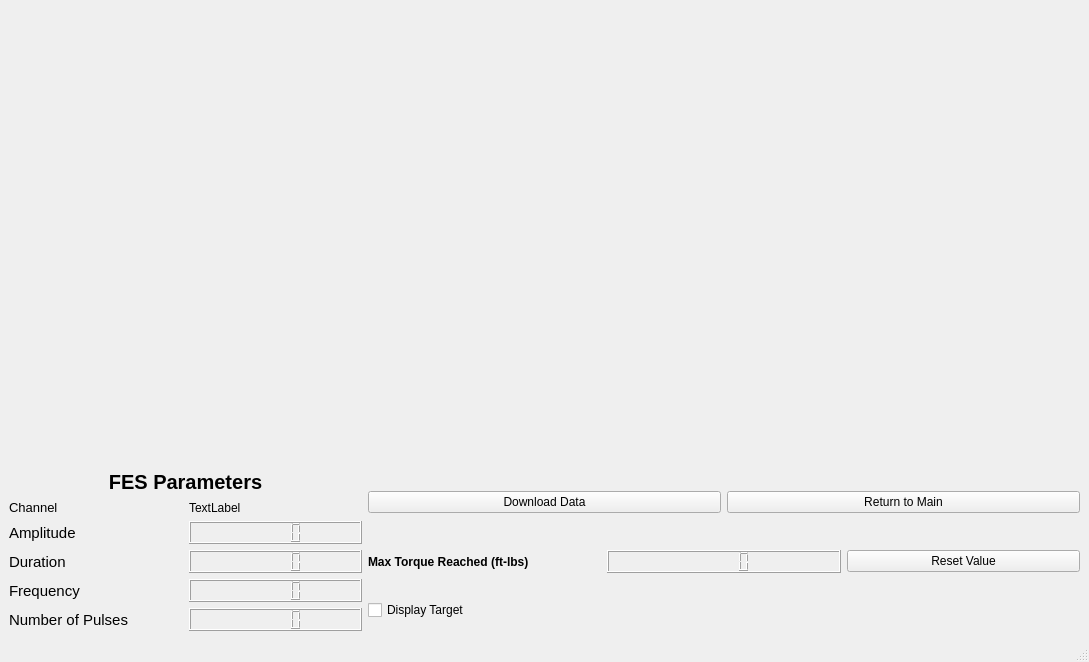
Before: the Qt Designer form resources/_CD_GUI_CDTest_Formed.ui in jontalvarez/central-drive, drawn with Qt 5.
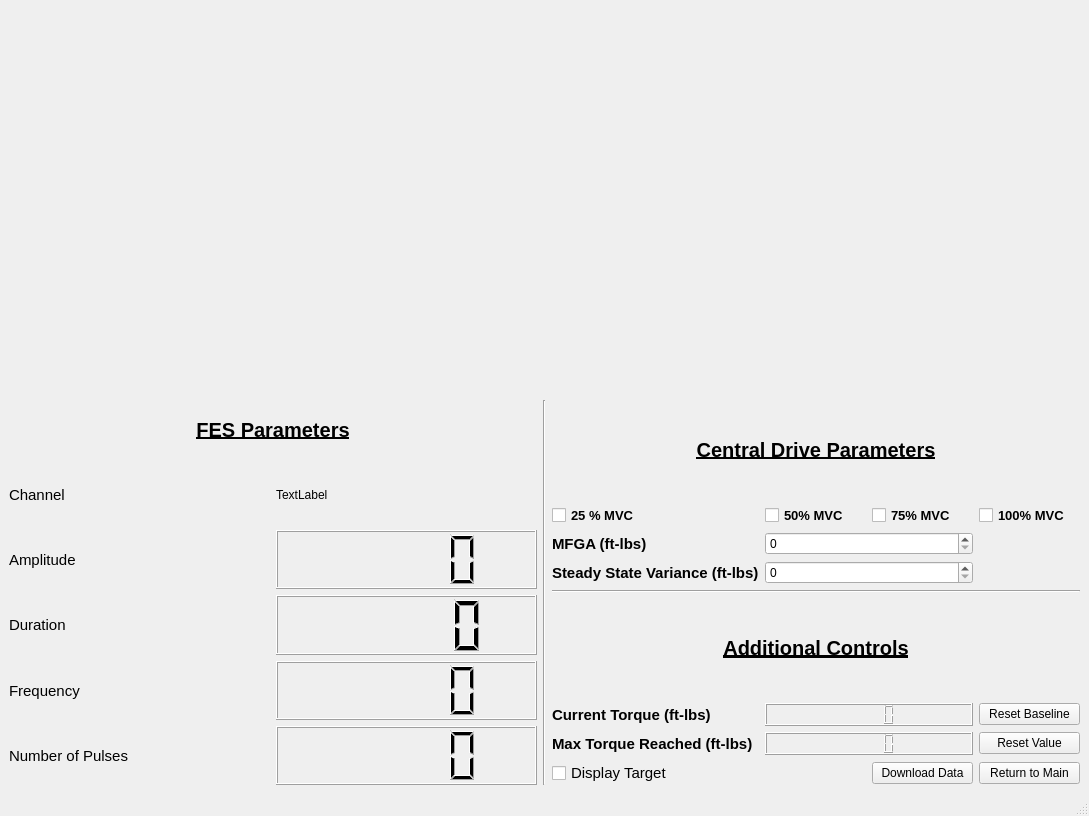
After: the same form once the commit is applied.

What changed in the file:
```diff
--- a/resources/_CD_GUI_CDTest_Formed.ui
+++ b/resources/_CD_GUI_CDTest_Formed.ui
@@ -7,45 +7,33 @@
     <x>0</x>
     <y>0</y>
     <width>1089</width>
-    <height>662</height>
+    <height>816</height>
    </rect>
   </property>
   <property name="windowTitle">
    <string>Central Drive Estimation</string>
   </property>
+  <property name="styleSheet">
+   <string notr="true">button.setStyleSheet(“background-color : yellow”)</string>
+  </property>
   <widget class="QWidget" name="centralwidget">
+   <layout class="QGridLayout" name="gridLayout_4">
+    <item row="0" column="0">
    <layout class="QGridLayout" name="gridLayout_3">
     <item row="0" column="0" colspan="3">
      <layout class="QVBoxLayout" name="verticalLayout">
       <item>
        <widget class="QWidget" name="TorquePlot" native="true">
+          <property name="styleSheet">
+           <string notr="true"/>
+          </property>
         <layout class="QHBoxLayout" name="horizontalLayout"/>
        </widget>
       </item>
      </layout>
     </item>
-    <item row="1" column="0" rowspan="3">
+      <item row="1" column="0">
      <layout class="QGridLayout" name="gridLayout">
-      <item row="0" column="0" colspan="2">
-       <widget class="QLabel" name="label_3">
-        <property name="font">
-         <font>
-          <pointsize>15</pointsize>
-          <weight>75</weight>
-          <bold>true</bold>
-         </font>
-        </property>
-        <property name="text">
-         <string>FES Parameters</string>
-        </property>
-        <property name="scaledContents">
-         <bool>false</bool>
-        </property>
-        <property name="alignment">
-         <set>Qt::AlignCenter</set>
-        </property>
-       </widget>
-      </item>
       <item row="2" column="1">
        <widget class="QLCDNumber" name="committedAmp_lbl"/>
       </item>
@@ -118,7 +106,7 @@
        <widget class="QLabel" name="label_6">
         <property name="font">
          <font>
-          <pointsize>10</pointsize>
+            <pointsize>11</pointsize>
          </font>
         </property>
         <property name="text">
@@ -126,31 +114,241 @@
         </property>
        </widget>
       </item>
+        <item row="0" column="0" colspan="2">
+         <widget class="QLabel" name="label_3">
+          <property name="font">
+           <font>
+            <pointsize>15</pointsize>
+            <weight>75</weight>
+            <bold>true</bold>
+            <underline>true</underline>
+           </font>
+          </property>
+          <property name="text">
+           <string>FES Parameters</string>
+          </property>
+          <property name="scaledContents">
+           <bool>false</bool>
+          </property>
+          <property name="alignment">
+           <set>Qt::AlignCenter</set>
+          </property>
+         </widget>
+        </item>
      </layout>
     </item>
     <item row="1" column="1">
+       <widget class="Line" name="line">
+        <property name="orientation">
+         <enum>Qt::Vertical</enum>
+        </property>
+       </widget>
+      </item>
+      <item row="1" column="2">
+       <layout class="QGridLayout" name="gridLayout_2">
+        <item row="1" column="1">
+         <widget class="QCheckBox" name="cb_50">
+          <property name="font">
+           <font>
+            <pointsize>10</pointsize>
+            <weight>75</weight>
+            <bold>true</bold>
+           </font>
+          </property>
+          <property name="text">
+           <string>50% MVC</string>
+          </property>
+         </widget>
+        </item>
+        <item row="3" column="1" colspan="2">
+         <widget class="QSpinBox" name="variance_sp"/>
+        </item>
+        <item row="0" column="0" colspan="4">
+         <widget class="QLabel" name="label_11">
+          <property name="font">
+           <font>
+            <pointsize>15</pointsize>
+            <weight>75</weight>
+            <bold>true</bold>
+            <underline>true</underline>
+           </font>
+          </property>
+          <property name="text">
+           <string>Central Drive Parameters</string>
+          </property>
+          <property name="scaledContents">
+           <bool>false</bool>
+          </property>
+          <property name="alignment">
+           <set>Qt::AlignCenter</set>
+          </property>
+         </widget>
+        </item>
+        <item row="8" column="2">
      <widget class="QPushButton" name="download_pb">
       <property name="text">
        <string>Download Data</string>
       </property>
      </widget>
     </item>
-    <item row="1" column="2">
+        <item row="8" column="0">
+         <widget class="QCheckBox" name="target_cb">
+          <property name="font">
+           <font>
+            <pointsize>11</pointsize>
+           </font>
+          </property>
+          <property name="text">
+           <string>Display Target</string>
+          </property>
+         </widget>
+        </item>
+        <item row="7" column="1" colspan="2">
+         <widget class="QLCDNumber" name="maxTorque_lcd"/>
+        </item>
+        <item row="2" column="1" colspan="2">
+         <widget class="QSpinBox" name="mfga_sp"/>
+        </item>
+        <item row="6" column="3">
+         <widget class="QPushButton" name="resetBaseline_pb">
+          <property name="text">
+           <string>Reset Baseline</string>
+          </property>
+         </widget>
+        </item>
+        <item row="2" column="0">
+         <widget class="QLabel" name="label_9">
+          <property name="font">
+           <font>
+            <pointsize>11</pointsize>
+            <weight>75</weight>
+            <bold>true</bold>
+           </font>
+          </property>
+          <property name="text">
+           <string>MFGA (ft-lbs)</string>
+          </property>
+         </widget>
+        </item>
+        <item row="7" column="3">
+         <widget class="QPushButton" name="maxTorqueReset_pb">
+          <property name="text">
+           <string>Reset Value</string>
+          </property>
+         </widget>
+        </item>
+        <item row="8" column="3">
      <widget class="QPushButton" name="returnToMain_pb">
       <property name="autoFillBackground">
        <bool>false</bool>
       </property>
+          <property name="styleSheet">
+           <string notr="true"/>
+          </property>
       <property name="text">
        <string>Return to Main</string>
       </property>
      </widget>
     </item>
-    <item row="2" column="1" colspan="2">
-     <layout class="QGridLayout" name="gridLayout_2">
-      <item row="0" column="0">
+        <item row="1" column="0">
+         <widget class="QCheckBox" name="cb_25">
+          <property name="font">
+           <font>
+            <pointsize>10</pointsize>
+            <weight>75</weight>
+            <bold>true</bold>
+           </font>
+          </property>
+          <property name="text">
+           <string>25 % MVC</string>
+          </property>
+         </widget>
+        </item>
+        <item row="3" column="0">
+         <widget class="QLabel" name="label_10">
+          <property name="font">
+           <font>
+            <pointsize>11</pointsize>
+            <weight>75</weight>
+            <bold>true</bold>
+           </font>
+          </property>
+          <property name="text">
+           <string>Steady State Variance (ft-lbs)</string>
+          </property>
+         </widget>
+        </item>
+        <item row="1" column="2">
+         <widget class="QCheckBox" name="cb_75">
+          <property name="font">
+           <font>
+            <pointsize>10</pointsize>
+            <weight>75</weight>
+            <bold>true</bold>
+           </font>
+          </property>
+          <property name="text">
+           <string>75% MVC</string>
+          </property>
+         </widget>
+        </item>
+        <item row="5" column="0" colspan="4">
+         <widget class="QLabel" name="label_12">
+          <property name="font">
+           <font>
+            <pointsize>15</pointsize>
+            <weight>75</weight>
+            <bold>true</bold>
+            <underline>true</underline>
+           </font>
+          </property>
+          <property name="text">
+           <string>Additional Controls</string>
+          </property>
+          <property name="scaledContents">
+           <bool>false</bool>
+          </property>
+          <property name="alignment">
+           <set>Qt::AlignCenter</set>
+          </property>
+         </widget>
+        </item>
+        <item row="1" column="3">
+         <widget class="QCheckBox" name="cb_100">
+          <property name="font">
+           <font>
+            <pointsize>10</pointsize>
+            <weight>75</weight>
+            <bold>true</bold>
+           </font>
+          </property>
+          <property name="text">
+           <string>100% MVC</string>
+          </property>
+         </widget>
+        </item>
+        <item row="6" column="1" colspan="2">
+         <widget class="QLCDNumber" name="currentTorque_lcd"/>
+        </item>
+        <item row="6" column="0">
+         <widget class="QLabel" name="label_8">
+          <property name="font">
+           <font>
+            <pointsize>11</pointsize>
+            <weight>75</weight>
+            <bold>true</bold>
+           </font>
+          </property>
+          <property name="text">
+           <string>Current Torque (ft-lbs)</string>
+          </property>
+         </widget>
+        </item>
+        <item row="7" column="0">
        <widget class="QLabel" name="label_7">
         <property name="font">
          <font>
+            <pointsize>11</pointsize>
           <weight>75</weight>
           <bold>true</bold>
          </font>
@@ -160,24 +358,16 @@
         </property>
        </widget>
       </item>
-      <item row="0" column="1">
-       <widget class="QLCDNumber" name="maxTorque_lcd"/>
-      </item>
-      <item row="0" column="2">
-       <widget class="QPushButton" name="maxTorqueReset_pb">
-        <property name="text">
-         <string>Reset Value</string>
+        <item row="4" column="0" colspan="4">
+         <widget class="Line" name="line_2">
+          <property name="orientation">
+           <enum>Qt::Horizontal</enum>
         </property>
        </widget>
       </item>
      </layout>
     </item>
-    <item row="3" column="1">
-     <widget class="QCheckBox" name="target_cb">
-      <property name="text">
-       <string>Display Target</string>
-      </property>
-     </widget>
+     </layout>
     </item>
    </layout>
   </widget>
```
Lines whose indentation alone changed are shown as unchanged.
